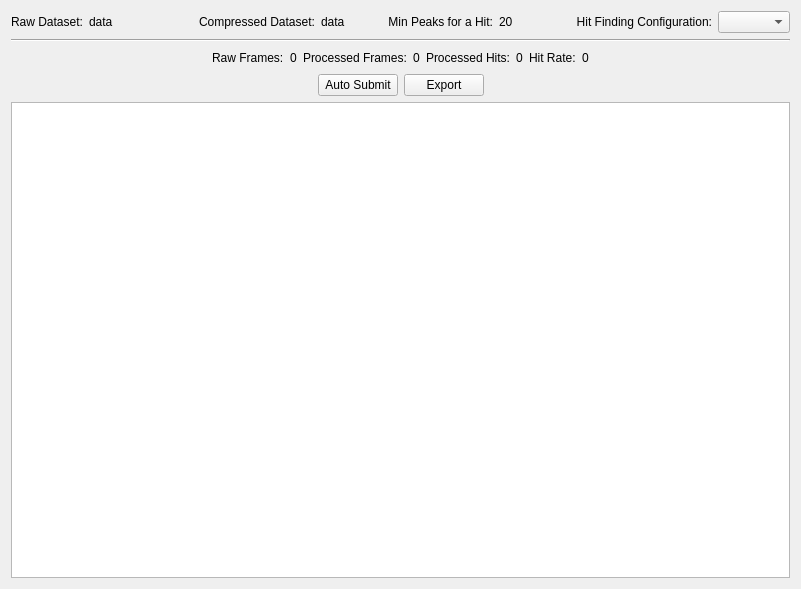
Above: ui/job_win.ui from LiuLab-CSRC/ClickX before the change. Below: the same form after it.
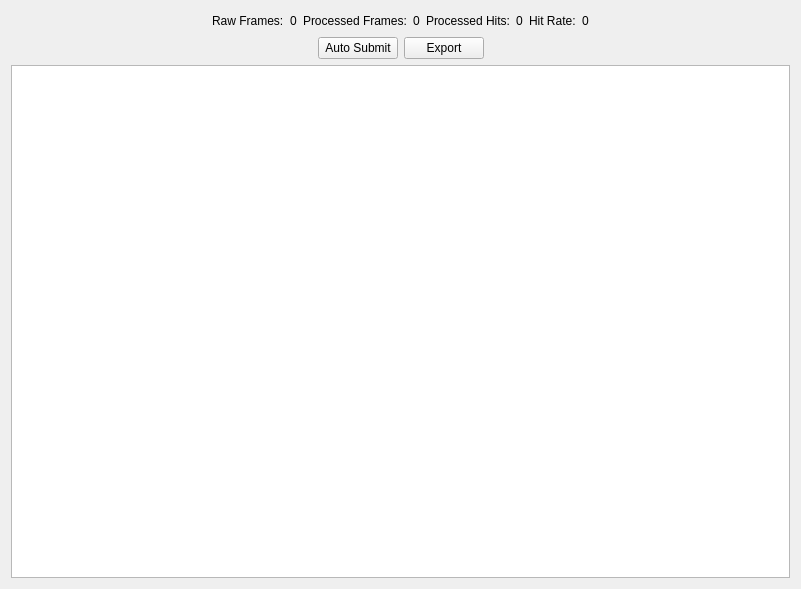
That is the form after the change.

```diff
--- a/ui/job_win.ui
+++ b/ui/job_win.ui
@@ -15,89 +15,7 @@
   </property>
   <layout class="QVBoxLayout" name="verticalLayout">
    <item>
-    <layout class="QHBoxLayout" name="horizontalLayout_13" stretch="1,1,1,1">
-     <item>
-      <layout class="QHBoxLayout" name="horizontalLayout_9" stretch="0,1">
-       <item>
-        <widget class="QLabel" name="label">
-         <property name="text">
-          <string>Raw Dataset:</string>
-         </property>
-        </widget>
-       </item>
-       <item>
-        <widget class="QLabel" name="rawDataset">
-         <property name="text">
-          <string>data</string>
-         </property>
-        </widget>
-       </item>
-      </layout>
-     </item>
-     <item>
-      <layout class="QHBoxLayout" name="horizontalLayout_10" stretch="0,1">
-       <item>
-        <widget class="QLabel" name="label_2">
-         <property name="text">
-          <string>Compressed Dataset:</string>
-         </property>
-        </widget>
-       </item>
-       <item>
-        <widget class="QLabel" name="compressedDataset">
-         <property name="text">
-          <string>data</string>
-         </property>
-        </widget>
-       </item>
-      </layout>
-     </item>
-     <item>
-      <layout class="QHBoxLayout" name="horizontalLayout_11">
-       <item>
-        <widget class="QLabel" name="label_8">
-         <property name="text">
-          <string>Min Peaks for a Hit:</string>
-         </property>
-         <property name="alignment">
-          <set>Qt::AlignRight|Qt::AlignTrailing|Qt::AlignVCenter</set>
-         </property>
-        </widget>
-       </item>
-       <item>
-        <widget class="QLabel" name="minPeaks">
-         <property name="text">
-          <string>20</string>
-         </property>
-        </widget>
-       </item>
-      </layout>
-     </item>
-     <item>
-      <layout class="QHBoxLayout" name="horizontalLayout_8">
-       <item>
-        <widget class="QLabel" name="label_3">
-         <property name="text">
-          <string>Hit Finding Configuration:</string>
-         </property>
-         <property name="alignment">
-          <set>Qt::AlignRight|Qt::AlignTrailing|Qt::AlignVCenter</set>
-         </property>
-        </widget>
-       </item>
-       <item>
-        <widget class="QComboBox" name="hitFindingConf"/>
-       </item>
-      </layout>
-     </item>
-    </layout>
-   </item>
-   <item>
-    <widget class="Line" name="line">
-     <property name="orientation">
-      <enum>Qt::Horizontal</enum>
-     </property>
-    </widget>
+    <layout class="QHBoxLayout" name="horizontalLayout_13" stretch=""/>
    </item>
    <item>
     <layout class="QHBoxLayout" name="horizontalLayout_7">
```
